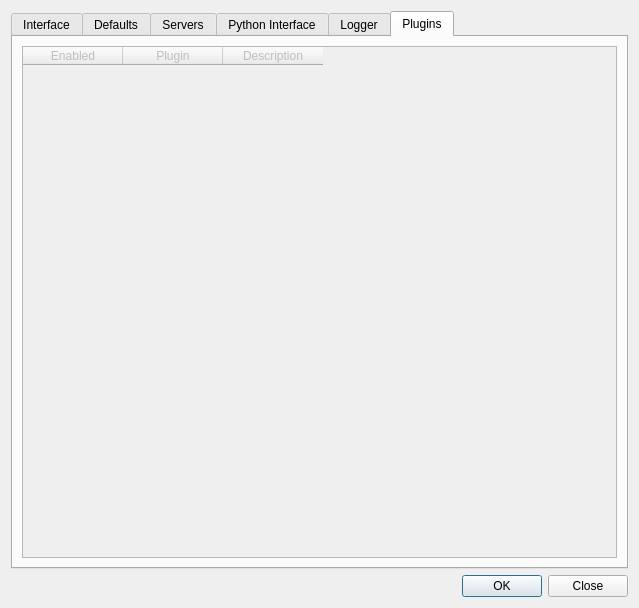
This is phoebe/frontend/gui/popPrefs.ui in phoebe-project/phoebe2 as Qt 5 draws it before an edit. The edited form follows.
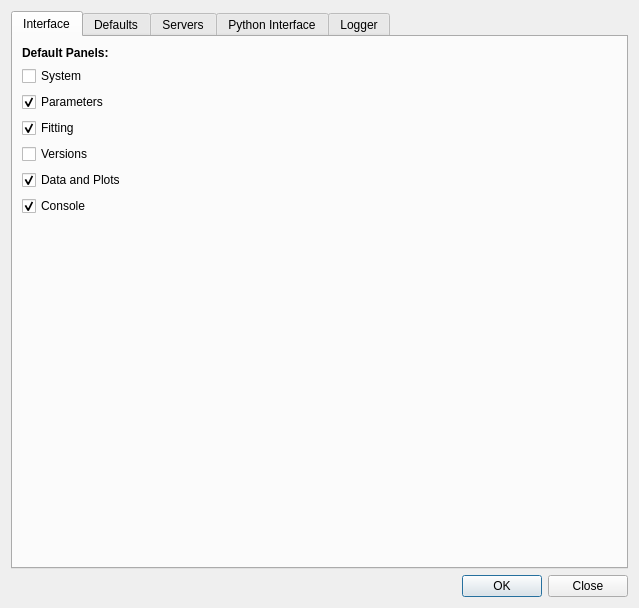
This is the edited form. The open tabs and pages were chosen to show the change. Icons and pictures are not drawn. Custom widgets are drawn as their Qt base class.

```diff
--- a/phoebe/frontend/gui/popPrefs.ui
+++ b/phoebe/frontend/gui/popPrefs.ui
@@ -795,35 +795,6 @@
        </item>
       </layout>
      </widget>
-     <widget class="QWidget" name="tab_5">
-      <attribute name="title">
-       <string>Plugins</string>
-      </attribute>
-      <layout class="QVBoxLayout" name="verticalLayout_2">
-       <item>
-        <widget class="QTableWidget" name="tableWidget">
-         <property name="enabled">
-          <bool>false</bool>
-         </property>
-         <column>
-          <property name="text">
-           <string>Enabled</string>
-          </property>
-         </column>
-         <column>
-          <property name="text">
-           <string>Plugin</string>
-          </property>
-         </column>
-         <column>
-          <property name="text">
-           <string>Description</string>
-          </property>
-         </column>
-        </widget>
-       </item>
-      </layout>
-     </widget>
     </widget>
    </item>
    <item>
```
